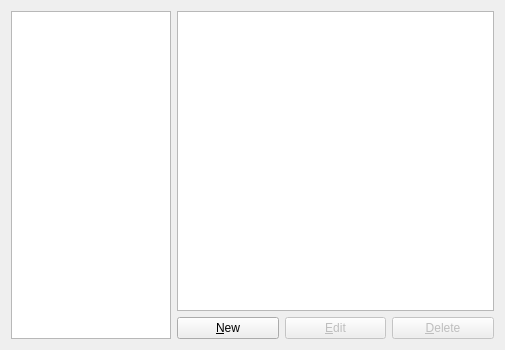
Above: gns3/modules/virtualbox/ui/virtualbox_vm_preferences_page.ui from GNS3/gns3-gui before the change. Below: the same form after it.
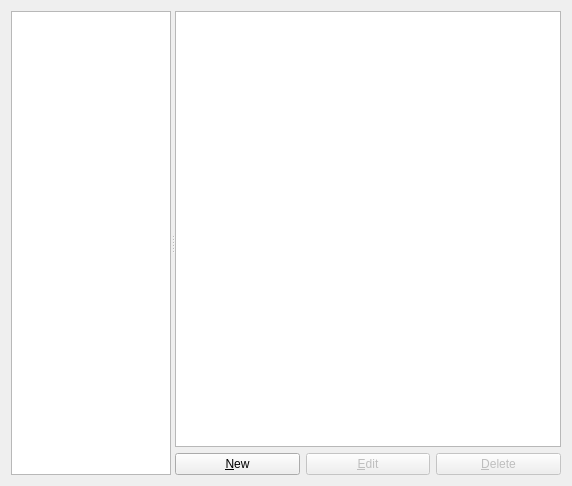
That is the form after the change.

Commit message: Improvements for the preferences dialog (splitter layouts, save/restore geometry etc.)

The edit to the form file:
```diff
--- a/gns3/modules/virtualbox/ui/virtualbox_vm_preferences_page.ui
+++ b/gns3/modules/virtualbox/ui/virtualbox_vm_preferences_page.ui
@@ -6,8 +6,8 @@
    <rect>
     <x>0</x>
     <y>0</y>
-    <width>505</width>
-    <height>350</height>
+    <width>572</width>
+    <height>486</height>
    </rect>
   </property>
   <property name="windowTitle">
@@ -19,71 +19,15 @@
   <property name="accessibleDescription">
    <string/>
   </property>
-  <layout class="QGridLayout" name="gridLayout">
-   <item row="1" column="1">
-    <layout class="QHBoxLayout" name="horizontalLayout_5">
+  <layout class="QVBoxLayout" name="verticalLayout_2">
      <item>
-      <widget class="QPushButton" name="uiNewVirtualBoxVMPushButton">
-       <property name="text">
-        <string>&amp;New</string>
-       </property>
-      </widget>
-     </item>
-     <item>
-      <widget class="QPushButton" name="uiEditVirtualBoxVMPushButton">
-       <property name="enabled">
-        <bool>false</bool>
-       </property>
-       <property name="text">
-        <string>&amp;Edit</string>
-       </property>
-      </widget>
-     </item>
-     <item>
-      <widget class="QPushButton" name="uiDeleteVirtualBoxVMPushButton">
-       <property name="enabled">
-        <bool>false</bool>
-       </property>
-       <property name="text">
-        <string>&amp;Delete</string>
-       </property>
-      </widget>
-     </item>
-    </layout>
-   </item>
-   <item row="0" column="1">
-    <widget class="QTreeWidget" name="uiVirtualBoxVMInfoTreeWidget">
-     <property name="sizePolicy">
-      <sizepolicy hsizetype="MinimumExpanding" vsizetype="Expanding">
-       <horstretch>0</horstretch>
-       <verstretch>0</verstretch>
-      </sizepolicy>
-     </property>
-     <property name="indentation">
-      <number>10</number>
-     </property>
-     <property name="allColumnsShowFocus">
-      <bool>true</bool>
-     </property>
-     <attribute name="headerVisible">
-      <bool>false</bool>
-     </attribute>
-     <column>
-      <property name="text">
-       <string>1</string>
-      </property>
-     </column>
-     <column>
-      <property name="text">
-       <string>2</string>
-      </property>
-     </column>
-    </widget>
-   </item>
-   <item row="0" column="0" rowspan="2">
+    <widget class="QSplitter" name="splitter">
+     <property name="orientation">
+      <enum>Qt::Horizontal</enum>
+     </property>
     <widget class="QTreeWidget" name="uiVirtualBoxVMsTreeWidget">
      <property name="sizePolicy">
-      <sizepolicy hsizetype="Minimum" vsizetype="Expanding">
+       <sizepolicy hsizetype="Preferred" vsizetype="Expanding">
        <horstretch>0</horstretch>
        <verstretch>0</verstretch>
       </sizepolicy>
@@ -121,6 +65,71 @@
        <string notr="true">1</string>
       </property>
      </column>
+     </widget>
+     <widget class="QWidget" name="layoutWidget">
+      <layout class="QVBoxLayout" name="verticalLayout">
+       <item>
+        <widget class="QTreeWidget" name="uiVirtualBoxVMInfoTreeWidget">
+         <property name="sizePolicy">
+          <sizepolicy hsizetype="MinimumExpanding" vsizetype="Expanding">
+           <horstretch>0</horstretch>
+           <verstretch>0</verstretch>
+          </sizepolicy>
+         </property>
+         <property name="indentation">
+          <number>10</number>
+         </property>
+         <property name="allColumnsShowFocus">
+          <bool>true</bool>
+         </property>
+         <attribute name="headerVisible">
+          <bool>false</bool>
+         </attribute>
+         <column>
+          <property name="text">
+           <string>1</string>
+          </property>
+         </column>
+         <column>
+          <property name="text">
+           <string>2</string>
+          </property>
+         </column>
+        </widget>
+       </item>
+       <item>
+        <layout class="QHBoxLayout" name="horizontalLayout_5">
+         <item>
+          <widget class="QPushButton" name="uiNewVirtualBoxVMPushButton">
+           <property name="text">
+            <string>&amp;New</string>
+           </property>
+          </widget>
+         </item>
+         <item>
+          <widget class="QPushButton" name="uiEditVirtualBoxVMPushButton">
+           <property name="enabled">
+            <bool>false</bool>
+           </property>
+           <property name="text">
+            <string>&amp;Edit</string>
+           </property>
+          </widget>
+         </item>
+         <item>
+          <widget class="QPushButton" name="uiDeleteVirtualBoxVMPushButton">
+           <property name="enabled">
+            <bool>false</bool>
+           </property>
+           <property name="text">
+            <string>&amp;Delete</string>
+           </property>
+          </widget>
+         </item>
+        </layout>
+       </item>
+      </layout>
+     </widget>
     </widget>
    </item>
   </layout>
```
Lines whose indentation alone changed are shown as unchanged. The commit also changes 23 other files.
